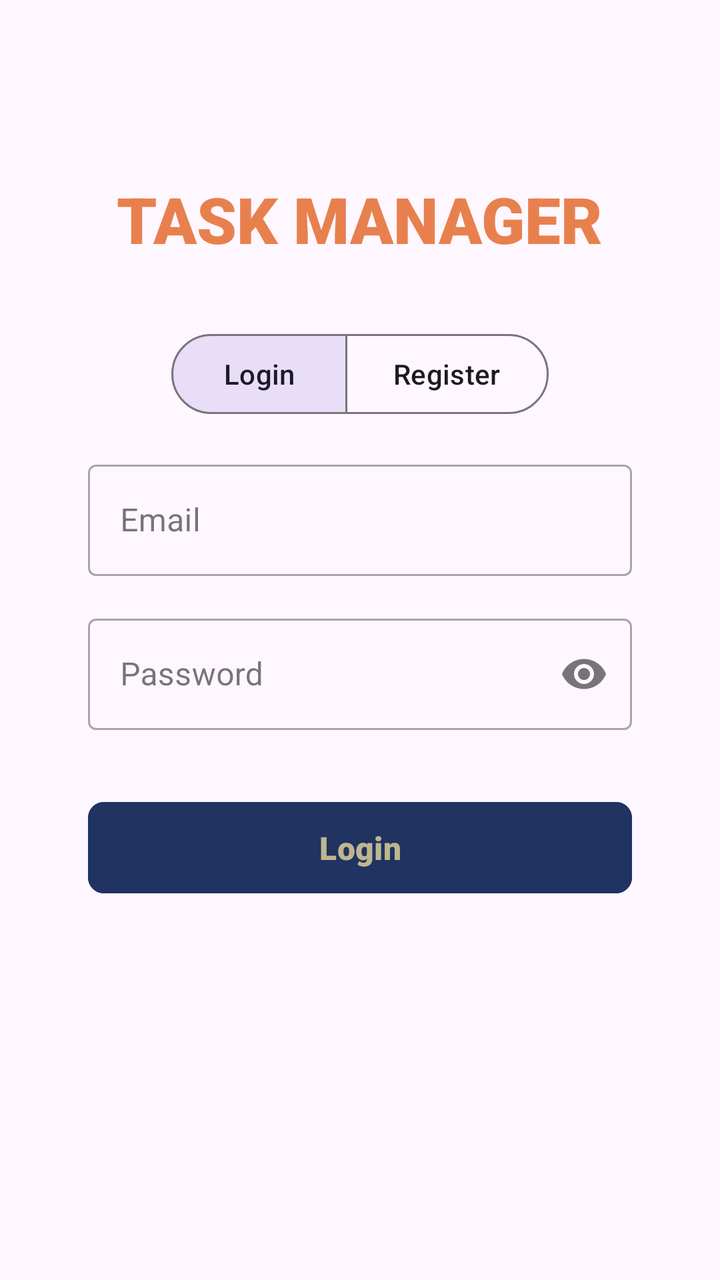
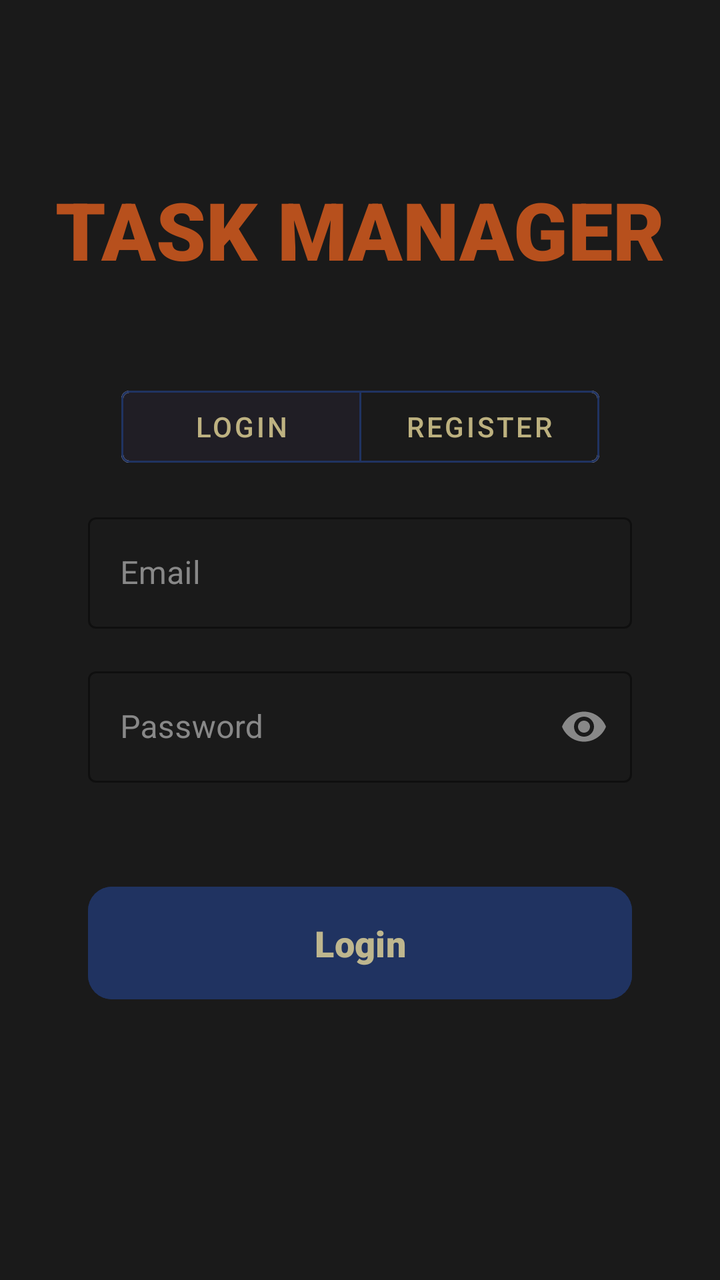

The first picture is an Android layout as it rendered before a commit; the second is the same layout after the commit. The layout source and the unified diff follow.
<!-- AndroidManifest.xml: application theme Theme.Class07 -->
<!-- res/layout/login_register_layout.xml -->
<?xml version="1.0" encoding="utf-8"?>
<androidx.constraintlayout.widget.ConstraintLayout xmlns:android="http://schemas.android.com/apk/res/android"
    xmlns:app="http://schemas.android.com/apk/res-auto"
    xmlns:tools="http://schemas.android.com/tools"
    android:id="@+id/main"
    android:layout_width="match_parent"
    android:layout_height="match_parent"
    android:padding="24dp"
    tools:context=".LoginRegisterActivity">

    <TextView
        android:id="@+id/titleTextView"
        android:layout_width="wrap_content"
        android:layout_height="wrap_content"
        android:layout_marginStart="20dp"
        android:layout_marginTop="64dp"
        android:layout_marginEnd="20dp"
        android:fontFamily="sans-serif-black"
        android:text="TASK MANAGER"
        android:textColor="#C9E25F1F"
        android:textSize="32sp"
        android:textStyle="bold"
        app:layout_constraintEnd_toEndOf="parent"
        app:layout_constraintStart_toStartOf="parent"
        app:layout_constraintTop_toTopOf="parent" />

    <com.google.android.material.button.MaterialButtonToggleGroup
        android:id="@+id/toggleGroup"
        android:layout_width="wrap_content"
        android:layout_height="wrap_content"
        android:layout_marginStart="20dp"
        android:layout_marginTop="32dp"
        android:layout_marginEnd="20dp"
        app:checkedButton="@id/loginTab"
        app:layout_constraintEnd_toEndOf="parent"
        app:layout_constraintStart_toStartOf="parent"
        app:layout_constraintTop_toBottomOf="@id/titleTextView"
        app:selectionRequired="true"
        app:singleSelection="true">

        <com.google.android.material.button.MaterialButton
            android:id="@+id/loginTab"
            style="?attr/materialButtonOutlinedStyle"
            android:layout_width="wrap_content"
            android:layout_height="wrap_content"
            android:text="Login" />

        <com.google.android.material.button.MaterialButton
            android:id="@+id/registerTab"
            style="?attr/materialButtonOutlinedStyle"
            android:layout_width="wrap_content"
            android:layout_height="wrap_content"
            android:text="Register" />

    </com.google.android.material.button.MaterialButtonToggleGroup>

    <com.google.android.material.textfield.TextInputLayout
        android:id="@+id/usernameInputLayout"
        style="@style/Widget.MaterialComponents.TextInputLayout.OutlinedBox"
        android:layout_width="0dp"
        android:layout_height="wrap_content"
        android:layout_marginStart="20dp"
        android:layout_marginTop="32dp"
        android:layout_marginEnd="20dp"
        android:hint="Username"
        android:visibility="gone"
        app:layout_constraintEnd_toEndOf="parent"
        app:layout_constraintStart_toStartOf="parent"
        app:layout_constraintTop_toBottomOf="@id/toggleGroup">

        <com.google.android.material.textfield.TextInputEditText
            android:id="@+id/usernameEditText"
            android:layout_width="match_parent"
            android:layout_height="wrap_content"
            android:inputType="textPersonName" />
    </com.google.android.material.textfield.TextInputLayout>

    <com.google.android.material.textfield.TextInputLayout
        android:id="@+id/emailInputLayout"
        style="@style/Widget.MaterialComponents.TextInputLayout.OutlinedBox"
        android:layout_width="0dp"
        android:layout_height="wrap_content"
        android:layout_marginStart="20dp"
        android:layout_marginTop="16dp"
        android:layout_marginEnd="20dp"
        android:hint="Email"
        app:layout_constraintEnd_toEndOf="parent"
        app:layout_constraintStart_toStartOf="parent"
        app:layout_constraintTop_toBottomOf="@id/usernameInputLayout">

        <com.google.android.material.textfield.TextInputEditText
            android:id="@+id/emailEditText"
            android:layout_width="match_parent"
            android:layout_height="wrap_content"
            android:inputType="textEmailAddress" />
    </com.google.android.material.textfield.TextInputLayout>

    <com.google.android.material.textfield.TextInputLayout
        android:id="@+id/passwordInputLayout"
        style="@style/Widget.MaterialComponents.TextInputLayout.OutlinedBox"
        android:layout_width="0dp"
        android:layout_height="wrap_content"
        android:layout_marginStart="20dp"
        android:layout_marginTop="16dp"
        android:layout_marginEnd="20dp"
        android:hint="Password"
        app:endIconMode="password_toggle"
        app:layout_constraintEnd_toEndOf="parent"
        app:layout_constraintStart_toStartOf="parent"
        app:layout_constraintTop_toBottomOf="@id/emailInputLayout">

        <com.google.android.material.textfield.TextInputEditText
            android:id="@+id/passwordEditText"
            android:layout_width="match_parent"
            android:layout_height="wrap_content"
            android:inputType="textPassword" />
    </com.google.android.material.textfield.TextInputLayout>

    <Button
        android:id="@+id/actionButton"
        android:layout_width="0dp"
        android:layout_height="wrap_content"
        android:layout_marginStart="20dp"
        android:layout_marginTop="32dp"
        android:layout_marginEnd="20dp"
        android:backgroundTint="#203361"
        android:fontFamily="sans-serif-black"
        android:padding="12dp"
        android:text="Login"
        android:textColor="#C9E9DA9B"
        android:textSize="16sp"
        app:cornerRadius="8dp"
        app:layout_constraintEnd_toEndOf="parent"
        app:layout_constraintStart_toStartOf="parent"
        app:layout_constraintTop_toBottomOf="@id/passwordInputLayout" />

</androidx.constraintlayout.widget.ConstraintLayout>
<!-- resources referenced by this layout -->
<resources>
  <style name="Theme.Class07" parent="Base.Theme.Class07" />
  <style name="Base.Theme.Class07" parent="Theme.Material3.DayNight.NoActionBar">
          
          
      </style>
</resources>

<!-- the commit's change to res/layout/login_register_layout.xml (unified diff, before → after) -->
@@ -5,6 +5,7 @@
     android:id="@+id/main"
     android:layout_width="match_parent"
     android:layout_height="match_parent"
+    android:background="#1A1A1A"
     android:padding="24dp"
     tools:context=".LoginRegisterActivity">
 
@@ -12,13 +13,11 @@
         android:id="@+id/titleTextView"
         android:layout_width="wrap_content"
         android:layout_height="wrap_content"
-        android:layout_marginStart="20dp"
         android:layout_marginTop="64dp"
-        android:layout_marginEnd="20dp"
         android:fontFamily="sans-serif-black"
         android:text="TASK MANAGER"
         android:textColor="#C9E25F1F"
-        android:textSize="32sp"
+        android:textSize="40sp"
         android:textStyle="bold"
         app:layout_constraintEnd_toEndOf="parent"
         app:layout_constraintStart_toStartOf="parent"
@@ -28,9 +27,7 @@
         android:id="@+id/toggleGroup"
         android:layout_width="wrap_content"
         android:layout_height="wrap_content"
-        android:layout_marginStart="20dp"
-        android:layout_marginTop="32dp"
-        android:layout_marginEnd="20dp"
+        android:layout_marginTop="48dp"
         app:checkedButton="@id/loginTab"
         app:layout_constraintEnd_toEndOf="parent"
         app:layout_constraintStart_toStartOf="parent"
@@ -40,20 +37,27 @@
 
         <com.google.android.material.button.MaterialButton
             android:id="@+id/loginTab"
-            style="?attr/materialButtonOutlinedStyle"
+            style="@style/Widget.MaterialComponents.Button.OutlinedButton"
             android:layout_width="wrap_content"
             android:layout_height="wrap_content"
-            android:text="Login" />
+            android:minWidth="120dp"
+            android:text="Login"
+            android:textColor="#C9E9DA9B"
+            app:strokeColor="#203361" />
 
         <com.google.android.material.button.MaterialButton
             android:id="@+id/registerTab"
-            style="?attr/materialButtonOutlinedStyle"
+            style="@style/Widget.MaterialComponents.Button.OutlinedButton"
             android:layout_width="wrap_content"
             android:layout_height="wrap_content"
-            android:text="Register" />
+            android:minWidth="120dp"
+            android:text="Register"
+            android:textColor="#C9E9DA9B"
+            app:strokeColor="#203361" />
 
     </com.google.android.material.button.MaterialButtonToggleGroup>
 
+    
     <com.google.android.material.textfield.TextInputLayout
         android:id="@+id/usernameInputLayout"
         style="@style/Widget.MaterialComponents.TextInputLayout.OutlinedBox"
@@ -63,7 +67,10 @@
         android:layout_marginTop="32dp"
         android:layout_marginEnd="20dp"
         android:hint="Username"
+        android:textColorHint="#888888"
         android:visibility="gone"
+        app:boxStrokeColor="#203361"
+        app:hintTextColor="#C9E9DA9B"
         app:layout_constraintEnd_toEndOf="parent"
         app:layout_constraintStart_toStartOf="parent"
         app:layout_constraintTop_toBottomOf="@id/toggleGroup">
@@ -72,7 +79,8 @@
             android:id="@+id/usernameEditText"
             android:layout_width="match_parent"
             android:layout_height="wrap_content"
-            android:inputType="textPersonName" />
+            android:inputType="textPersonName"
+            android:textColor="@android:color/white" />
     </com.google.android.material.textfield.TextInputLayout>
 
     <com.google.android.material.textfield.TextInputLayout
@@ -84,6 +92,9 @@
         android:layout_marginTop="16dp"
         android:layout_marginEnd="20dp"
         android:hint="Email"
+        android:textColorHint="#888888"
+        app:boxStrokeColor="#203361"
+        app:hintTextColor="#C9E9DA9B"
         app:layout_constraintEnd_toEndOf="parent"
         app:layout_constraintStart_toStartOf="parent"
         app:layout_constraintTop_toBottomOf="@id/usernameInputLayout">
@@ -92,7 +103,8 @@
             android:id="@+id/emailEditText"
             android:layout_width="match_parent"
             android:layout_height="wrap_content"
-            android:inputType="textEmailAddress" />
+            android:inputType="textEmailAddress"
+            android:textColor="@android:color/white" />
     </com.google.android.material.textfield.TextInputLayout>
 
     <com.google.android.material.textfield.TextInputLayout
@@ -104,7 +116,11 @@
         android:layout_marginTop="16dp"
         android:layout_marginEnd="20dp"
         android:hint="Password"
+        android:textColorHint="#888888"
+        app:boxStrokeColor="#203361"
         app:endIconMode="password_toggle"
+        app:endIconTint="#888888"
+        app:hintTextColor="#C9E9DA9B"
         app:layout_constraintEnd_toEndOf="parent"
         app:layout_constraintStart_toStartOf="parent"
         app:layout_constraintTop_toBottomOf="@id/emailInputLayout">
@@ -113,7 +129,8 @@
             android:id="@+id/passwordEditText"
             android:layout_width="match_parent"
             android:layout_height="wrap_content"
-            android:inputType="textPassword" />
+            android:inputType="textPassword"
+            android:textColor="@android:color/white" />
     </com.google.android.material.textfield.TextInputLayout>
 
     <Button
@@ -121,15 +138,15 @@
         android:layout_width="0dp"
         android:layout_height="wrap_content"
         android:layout_marginStart="20dp"
-        android:layout_marginTop="32dp"
+        android:layout_marginTop="48dp"
         android:layout_marginEnd="20dp"
         android:backgroundTint="#203361"
         android:fontFamily="sans-serif-black"
-        android:padding="12dp"
+        android:padding="16dp"
         android:text="Login"
         android:textColor="#C9E9DA9B"
-        android:textSize="16sp"
-        app:cornerRadius="8dp"
+        android:textSize="18sp"
+        app:cornerRadius="12dp"
         app:layout_constraintEnd_toEndOf="parent"
         app:layout_constraintStart_toStartOf="parent"
         app:layout_constraintTop_toBottomOf="@id/passwordInputLayout" />
